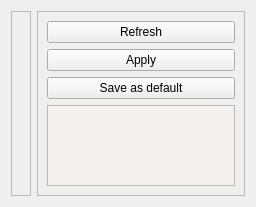
Before: the Qt Designer form march_rqt_gait_selection/resource/gait_selection.ui in project-march/march, drawn with Qt 5.
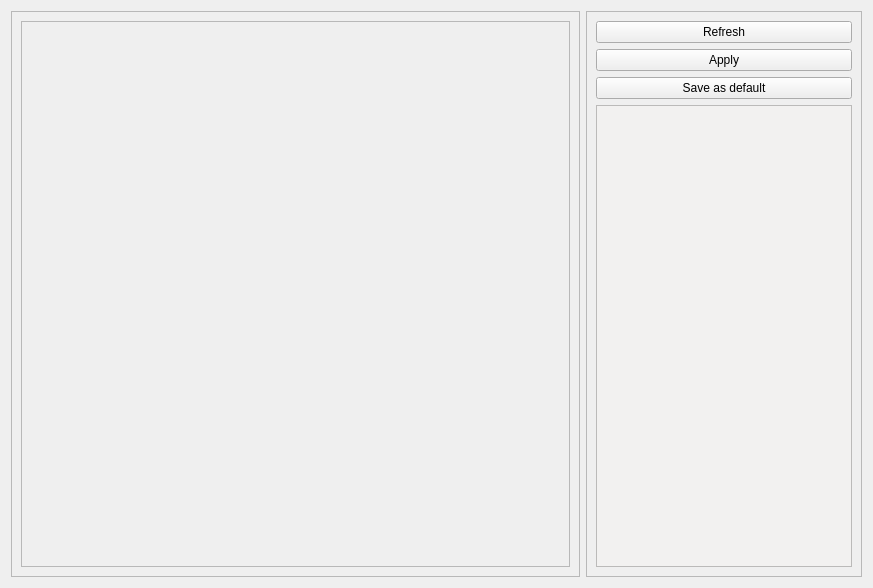
After: the same form once the commit is applied.

Commit message: Allow scrolling within rqt_gait_selection

The edit to the form file:
```diff
--- a/march_rqt_gait_selection/resource/gait_selection.ui
+++ b/march_rqt_gait_selection/resource/gait_selection.ui
@@ -6,8 +6,8 @@
    <rect>
     <x>0</x>
     <y>0</y>
-    <width>256</width>
-    <height>207</height>
+    <width>873</width>
+    <height>588</height>
    </rect>
   </property>
   <property name="windowTitle">
@@ -28,6 +28,12 @@
   <layout class="QGridLayout" name="gridLayout">
    <item row="0" column="1">
     <widget class="QFrame" name="Settings">
+     <property name="sizePolicy">
+      <sizepolicy hsizetype="Fixed" vsizetype="Preferred">
+       <horstretch>0</horstretch>
+       <verstretch>0</verstretch>
+      </sizepolicy>
+     </property>
      <property name="frameShape">
       <enum>QFrame::StyledPanel</enum>
      </property>
@@ -76,13 +82,37 @@
    </item>
    <item row="0" column="0">
     <widget class="QFrame" name="Gaits">
+     <property name="sizePolicy">
+      <sizepolicy hsizetype="MinimumExpanding" vsizetype="MinimumExpanding">
+       <horstretch>0</horstretch>
+       <verstretch>0</verstretch>
+      </sizepolicy>
+     </property>
      <property name="frameShape">
       <enum>QFrame::StyledPanel</enum>
      </property>
      <property name="frameShadow">
       <enum>QFrame::Raised</enum>
      </property>
-     <layout class="QVBoxLayout" name="verticalLayout_2"/>
+     <layout class="QVBoxLayout" name="verticalLayout_2">
+      <item>
+       <widget class="QScrollArea" name="scrollArea">
+        <property name="widgetResizable">
+         <bool>true</bool>
+        </property>
+        <widget class="QWidget" name="content">
+         <property name="geometry">
+          <rect>
+           <x>0</x>
+           <y>0</y>
+           <width>551</width>
+           <height>548</height>
+          </rect>
+         </property>
+        </widget>
+       </widget>
+      </item>
+     </layout>
     </widget>
    </item>
   </layout>
```
The commit also changes 1 other file.
